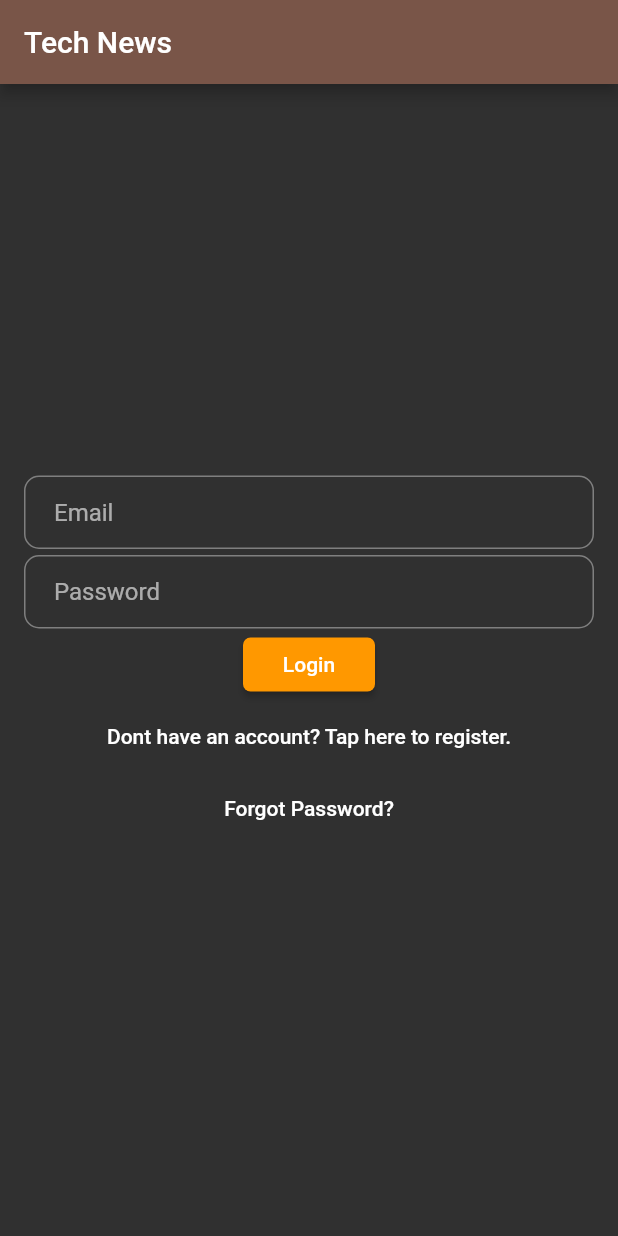
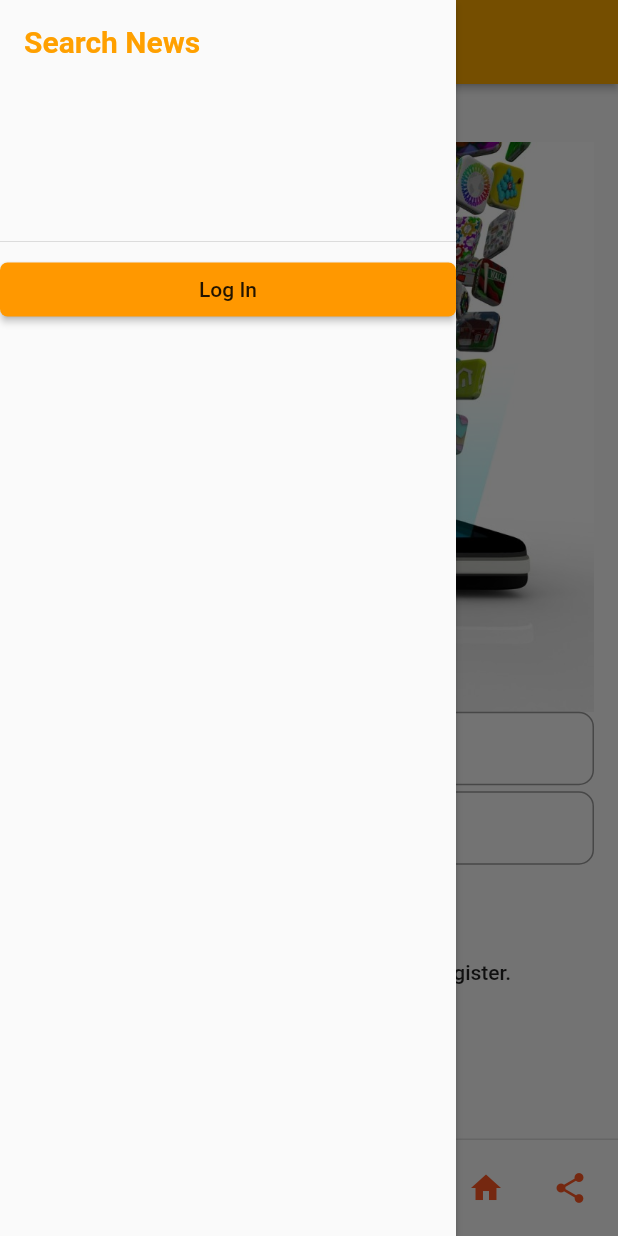
Before and after one commit to benajs/news_app, a Flutter app: the screen it shows after launch, with the side drawer open (before the commit the screen has no drawer), on a phone screen of 412 x 824 dp. Run offline on Flutter 3.47's test engine with Material 2 defaults, Android fonts, the phone set to English and light mode, and no system bars; our stand-ins replace cookie_jar, dio; Roboto replaces fonts that are missing (Montserrat).

Commit message:
ui changes

```diff
--- a/lib/app.dart
+++ b/lib/app.dart
@@ -1,6 +1,7 @@
 import 'package:flutter/material.dart';
 import 'package:news_app/views/home_screen.dart';
 import 'package:news_app/views/login_screen.dart';
+import 'package:news_app/views/theme.dart';
 
 class TechNews extends StatelessWidget {
   @override
@@ -8,28 +9,8 @@ class TechNews extends StatelessWidget {
     return new MaterialApp(
       debugShowCheckedModeBanner: false,
       title: 'Tech News',
-
       //Theme
-      theme: ThemeData(
-        brightness: Brightness.dark,
-        primaryColor: Colors.brown,
-        accentColor: Colors.orangeAccent,
-        fontFamily: 'Montserrat',
-        textTheme: TextTheme(
-            headline: TextStyle(fontSize: 40.0, fontWeight: FontWeight.bold),
-            title: TextStyle(fontSize: 36.0, fontStyle: FontStyle.italic),
-            body1: TextStyle(fontSize: 14.0, fontFamily: 'Hind')),
-        buttonTheme: ButtonThemeData(
-          buttonColor: Colors.orange,
-          layoutBehavior: ButtonBarLayoutBehavior.padded,
-          textTheme: ButtonTextTheme.normal,
-          shape: RoundedRectangleBorder(borderRadius: BorderRadius.circular(5)),
-        ),
-        inputDecorationTheme: InputDecorationTheme(
-            contentPadding: EdgeInsets.fromLTRB(20.0, 15.0, 20.0, 15.0),
-            border:
-                OutlineInputBorder(borderRadius: BorderRadius.circular(10))),
-      ),
+      theme: defaultTheme,
       home: Scaffold(
         body: LoginPage(),
         resizeToAvoidBottomPadding: false,
--- a/lib/utils/news_repository.dart
+++ b/lib/utils/news_repository.dart
@@ -1,4 +1,3 @@
-import 'dart:convert';
 import 'package:news_app/models/news.dart';
 import 'package:news_app/utils/network_util.dart';
 
@@ -11,7 +10,7 @@ Future<List> getNews() async {
 
   print(streamedRest.toString());
 
-  Iterable list = json.decode(streamedRest.body);
+  Iterable list = streamedRest.data;
   var news = list.map((model) => News.fromJSON(model)).toList();
   return news;
 }
--- /dev/null
+++ b/lib/views/drawer.dart
@@ -0,0 +1,35 @@
+import 'package:flutter/material.dart';
+
+class SearchDrawer extends StatefulWidget {
+  SearchDrawer({Key key}) : super(key: key);
+
+  _SearchDrawerState createState() => _SearchDrawerState();
+}
+
+class _SearchDrawerState extends State<SearchDrawer> {
+  String searchText = "";
+
+  @override
+  Widget build(BuildContext context) {
+    return new Drawer(
+      elevation: 2.0,
+      child: ListView(
+        children: <Widget>[
+          new DrawerHeader(
+            child: Text(
+              "Search News",
+              style: Theme.of(context).textTheme.headline,
+            ),
+          ),
+
+          RaisedButton(
+            child: Text("Log In"),
+            onPressed: () {
+              //TODO Search action
+            },
+          )
+        ],
+      ),
+    );
+  }
+}
--- a/lib/views/home_screen.dart
+++ b/lib/views/home_screen.dart
@@ -45,21 +45,42 @@ class _HomeState extends State<Home> {
         itemCount: _news?.length,
         itemBuilder: (context, index) {
           return new Card(
-            child: Column(children: [
+              child: Column(
+                  crossAxisAlignment: CrossAxisAlignment.center,
+                  children: [
                 ListTile(
-                  title: Text(_news[index].title),
-                  leading: CircleAvatar(
-                    child: Image.network(_news[index].image)
-                      //  "https://flutter.dev/assets/ui/layout/card-flutter-gallery-184963eb23d8824ef3df612a6b40205ed113e7c00da98fa22228cc6e6f619d88.png"),
+                    leading: Container(child: Image.network(_news[index].image)),
+                    title: Text(
+                      _news[index].title,
+                      style: Theme.of(context).textTheme.title,
                     ),
+                    subtitle: Text('Author:${_news[index].author.trim()}'),
                     onTap: () {
                       Navigator.push(
                         context,
                         MaterialPageRoute(
-                        builder: (context) => DetailScreen(news: _news[index]),
+                          builder: (context) =>
+                              DetailScreen(news: _news[index]),
                         ),
                       );
                     }),
+              ]));
+        });
+  }
+
+  Widget getGridView(BuildContext context) {
+    return ListView.builder(
+        physics: const AlwaysScrollableScrollPhysics(),
+        itemCount: _news?.length,
+        itemBuilder: (context, index) {
+          return new Card(
+            child: Column(children: [
+              GridTileBar(
+                title: Text(_news[index].title),
+                leading: CircleAvatar(child: Image.network(_news[index].image)
+                    //  "https://flutter.dev/assets/ui/layout/card-flutter-gallery-184963eb23d8824ef3df612a6b40205ed113e7c00da98fa22228cc6e6f619d88.png"),
+                    ),
+              ),
               Divider(),
               ListTile(
                 subtitle: Text('Author:${_news[index].author}'),
--- a/lib/views/login_screen.dart
+++ b/lib/views/login_screen.dart
@@ -41,14 +41,14 @@ class _LoginPageState extends State<LoginPage> {
       "commit": "Sign+in"
     };
     var path = "session";
-    var response = await _netUtil.dioPost(path, queryParameters);
-    print(response.statusCode);
-    if ([302, 200].contains(response.statusCode)) {
-      print("Logged in");
-      Navigator.pushNamed(context, '/home');
-    }
+    // var response = await _netUtil.dioPost(path, queryParameters);
+    // print(response.statusCode);
+    // if ([302, 200].contains(response.statusCode)) {
+    //   print("Logged in");
+    //   Navigator.pushNamed(context, '/home');
+    // }
 
-  //  Navigator.pushNamed(context, '/home');
+    Navigator.pushNamed(context, '/home');
   }
 
   @override
@@ -60,7 +60,14 @@ class _LoginPageState extends State<LoginPage> {
           crossAxisAlignment: CrossAxisAlignment.center,
           mainAxisAlignment: MainAxisAlignment.center,
           children: <Widget>[
-            emailField,Padding(padding: EdgeInsets.all(2.0),),
+            Image(
+              fit: BoxFit.cover,
+              image: AssetImage('assets/home.jpg'),
+            ),
+            emailField,
+            Padding(
+              padding: EdgeInsets.all(2.0),
+            ),
             passwordField,
             _buildButtons(),
           ],
@@ -74,7 +81,8 @@ class _LoginPageState extends State<LoginPage> {
       return new Container(
         child: new Column(
           children: <Widget>[
-            new RaisedButton(padding: EdgeInsets.all(2.0),
+            new RaisedButton(
+              padding: EdgeInsets.all(2.0),
               child: new Text('Login'),
               onPressed: loginPressed,
             ),
--- a/pubspec.yaml
+++ b/pubspec.yaml
@@ -46,7 +46,8 @@ flutter:
   uses-material-design: true
 
   # To add assets to your application, add an assets section, like this:
-  # assets:
+  assets:
+    - assets/home.jpg
   #  - images/a_dot_burr.jpeg
   #  - images/a_dot_ham.jpeg
 
```
Also changed, not shown: lib/main.dart (+43 -24 lines), lib/views/theme.dart (added, +45 -0 lines), assets/home.jpg (added). Lines whose indentation alone changed are shown as unchanged.
